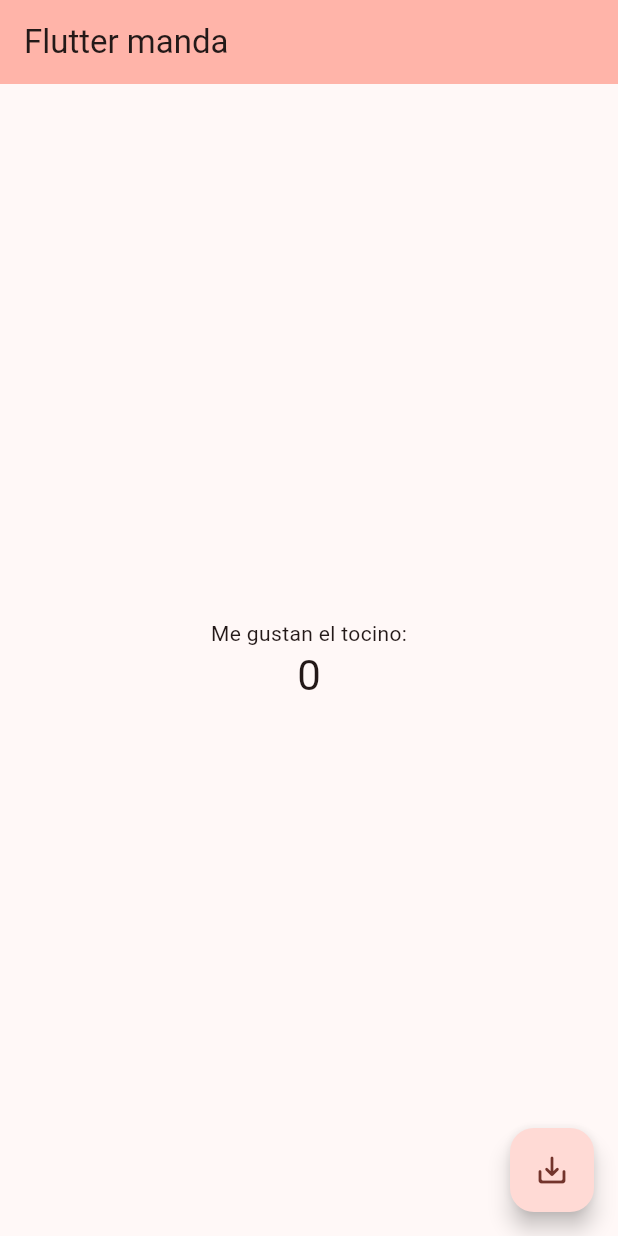
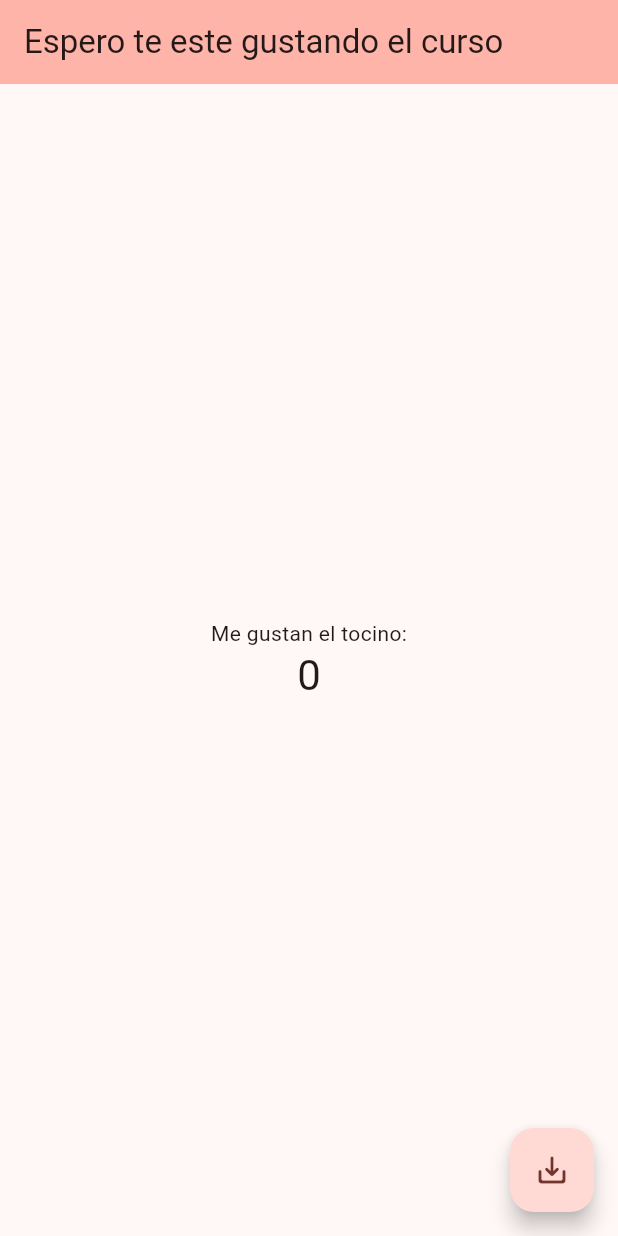
Before and after one commit to IGerardoJR/AppCursoGit, a Flutter app: the screen it shows after launch, on a phone screen of 412 x 824 dp. Run offline on Flutter 3.47's test engine with Material 2 defaults, Android fonts, the phone set to English and light mode, and no system bars.

Commit message:
Espero te este gustando el curso

```diff
--- a/lib/main.dart
+++ b/lib/main.dart
@@ -16,7 +16,7 @@ class MyApp extends StatelessWidget {
         colorScheme: ColorScheme.fromSeed(seedColor: Colors.red),
         useMaterial3: true,
       ),
-      home: const MyHomePage(title: 'Flutter manda'),
+      home: const MyHomePage(title: 'Espero te este gustando el curso'),
     );
   }
 }
```
